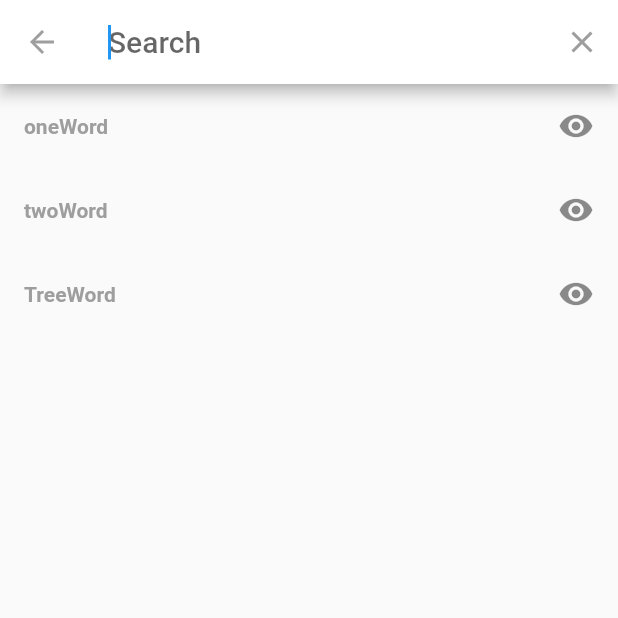
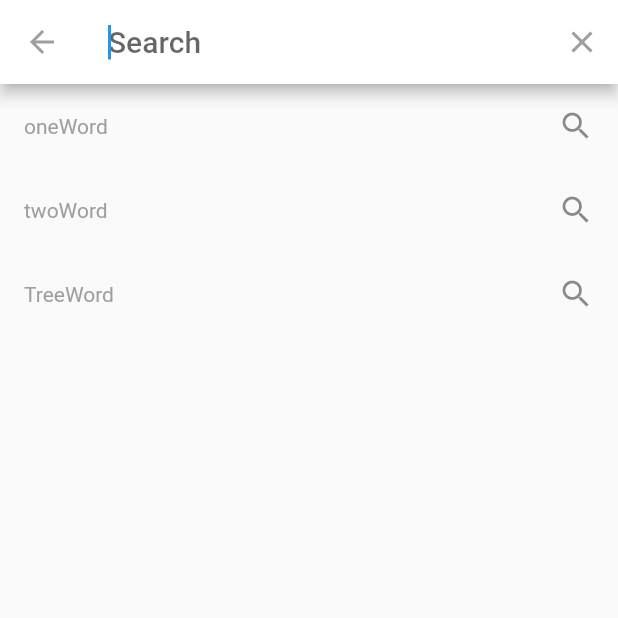
Before and after one commit to homsrieng/ArksorMobileApp, a Flutter app: the FeedPage screen opened directly, after a tap on the "search" icon, on a phone screen of 412 x 824 dp, the top half of it. Run offline on Flutter 3.47's test engine with Material 2 defaults, Android fonts, the phone set to English and light mode, and no system bars; our stand-ins replace connectivity, flutter_offline, font_awesome_flutter; missing offline and left inert: flutter_cupertino_date_picker; network calls fail.

Commit message:
Update with 1.Design page feed and search

```diff
--- a/lib/pages/feeds.dart
+++ b/lib/pages/feeds.dart
@@ -114,12 +114,12 @@ class DataSearch extends SearchDelegate<String> {
           ),
         );
       },
-      trailing: Icon(Icons.remove_red_eye),
+      trailing: Icon(Icons.search),
       title: RichText(
         text: TextSpan(
             text: suggestionList[index].titlelist.substring(0, query.length),
             style: TextStyle(
-                color: Colors.red, fontWeight: FontWeight.bold),
+                color: Colors.red),
             children: [
               TextSpan(
                   text: suggestionList[index].titlelist.substring(query.length),
--- a/lib/widgets/feed_item.dart
+++ b/lib/widgets/feed_item.dart
@@ -39,7 +39,7 @@ class FeedItem {
                                       )),
                                   new Container(
                                     margin: const EdgeInsets.only(
-                                        left: 20
+                                        left: 10
                                     ),
                                     child: Text("Name Surename",style: TextStyle(fontWeight: FontWeight.bold),),
                                   )
@@ -68,15 +68,15 @@ class FeedItem {
                               flex: 1,
                               child:
                               Container(
+                                color: Colors.grey,
                                 margin: const EdgeInsets.only(
                                     top: 10
                                 ),
                                 height: 200,
-                                decoration: BoxDecoration(
-                                    image: DecorationImage(
-                                      fit: BoxFit.fill,
-                                      image: NetworkImage('https://tst-construction.com/wp-content/uploads/2018/01/photo-placeholder-800x450.jpg'),
-                                    )
+                                child: FadeInImage.assetNetwork(
+                                  fit: BoxFit.fitWidth,
+                                  placeholder: 'assets/company/place_holder.png',
+                                  image: 'https://tst-construction.com/wp-content/uploads/2018/01/photo-placeholder-800x450.jpg',
                                 ),
                               )
                           )
```
